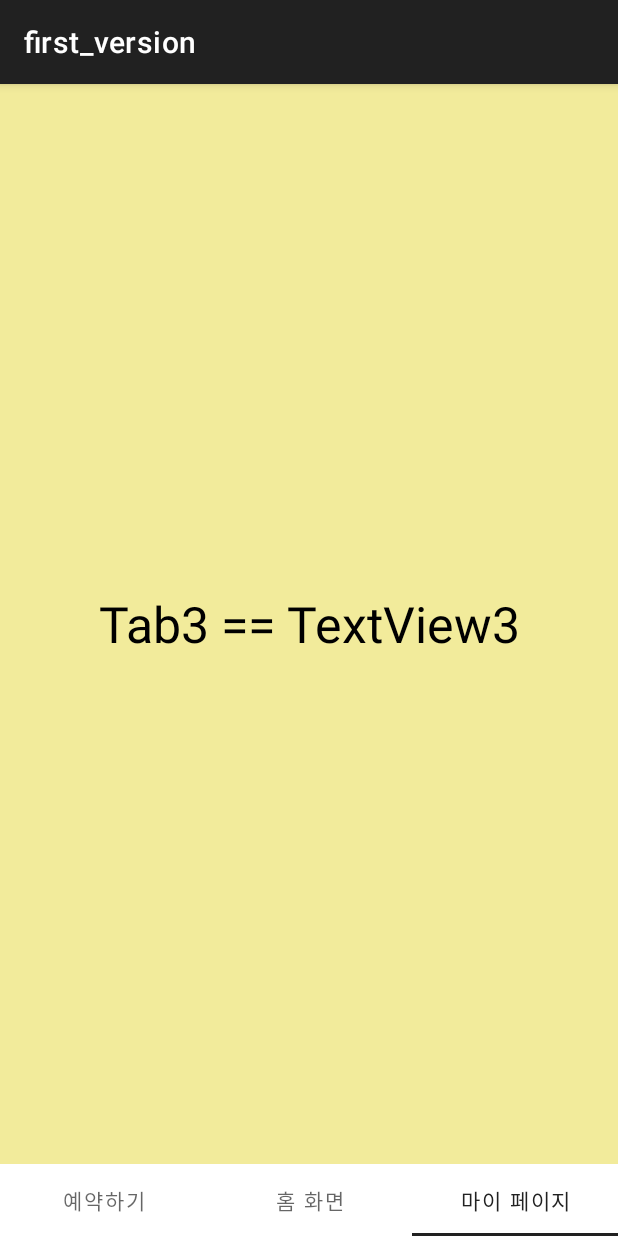
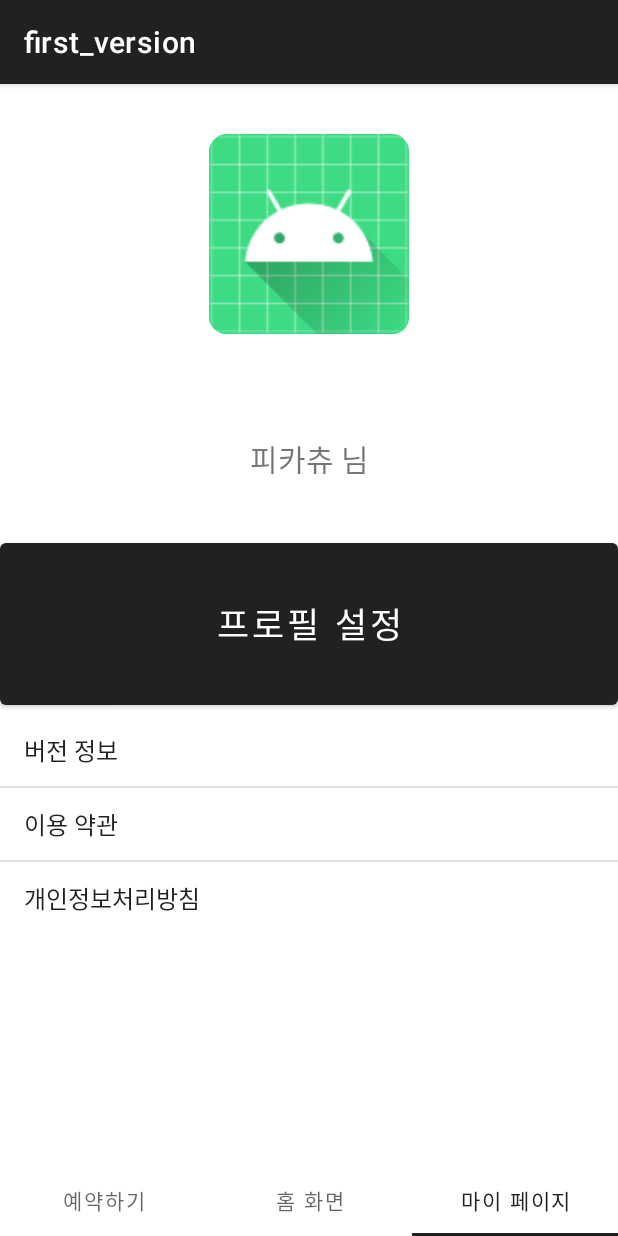
Before and after one commit to hyunseo0520/NODAPZ, an Android app: the screen it shows after launch (MainActivity), item 3 of the bottom bar chosen, on a phone screen of 412 x 824 dp. Run offline under Robolectric (Android 15) with nearby library versions, the light colour scheme and no system bars.

Commit message:
mypage list completed

```diff
--- a/app/src/main/java/com/example/trip_project/Fragment3.java
+++ b/app/src/main/java/com/example/trip_project/Fragment3.java
@@ -1,19 +1,43 @@
 package com.example.trip_project;
+import android.os.Bundle;
 
-import android.os.Bundle;
+import androidx.fragment.app.Fragment;
+
 import android.view.LayoutInflater;
 import android.view.View;
 import android.view.ViewGroup;
+import android.widget.ArrayAdapter;
+import android.widget.ListView;
 
-import androidx.annotation.NonNull;
-import androidx.annotation.Nullable;
-import androidx.fragment.app.Fragment;
+import java.util.List;
 
+/**
+ * A simple {@link Fragment} subclass.
+ */
 public class Fragment3 extends Fragment {
-    @Nullable
+
+
+    public Fragment3() {
+        // Required empty public constructor
+    }
+
     @Override
-    public View onCreateView(@NonNull LayoutInflater inflater, @Nullable ViewGroup container, @Nullable Bundle savedInstanceState) {
-        View view = inflater.inflate(R.layout.tab_frame3,container,false);
+    public View onCreateView(LayoutInflater inflater, ViewGroup container,
+                             Bundle savedInstanceState) {
+        // LayoutInflater 사용해 Resource Layout을 View로 변환해준 후 findViewById() 호출
+        // Inflate the layout for this fragment
+        View view = inflater.inflate(R.layout.tab_frame3, container, false);
+
+        // ListView 아이템에 표시될 사용자 테이터 정의
+        String[] menuItems = {"버전 정보", "이용 약관", "개인정보처리방침"};
+
+        ListView listView = (ListView) view.findViewById(R.id.mypageListview);
+        // 데이터 입력받을 Adapter 생성
+        // fragment에서는 'this' 사용이 불가하므로, Activity의 참조 획득이 가능한 getActivity()함수 사용
+        ArrayAdapter<String> listViewAdapter = new ArrayAdapter<String>(getActivity(), android.R.layout.simple_list_item_1, menuItems);
+
+        listView.setAdapter(listViewAdapter);
+
         return view;
     }
 }
--- a/app/src/main/res/layout/tab_frame3.xml
+++ b/app/src/main/res/layout/tab_frame3.xml
@@ -1,19 +1,45 @@
 <?xml version="1.0" encoding="utf-8"?>
 <LinearLayout
     xmlns:android="http://schemas.android.com/apk/res/android"
-    android:id="@+id/frame3"
     android:layout_width="match_parent"
     android:layout_height="match_parent"
-    android:orientation="vertical"
-    android:background="#f2eb9b">
+    android:orientation="vertical">
+
+
+    <ImageView
+        android:id="@+id/imageView2"
+        android:layout_width="200sp"
+        android:layout_height="200sp"
+        android:layout_gravity="center"
+        android:paddingTop="15pt"
+        android:paddingBottom="15pt"
+        android:src="@mipmap/ic_launcher" />
 
     <TextView
-        android:id="@+id/textView3"
+        android:id="@+id/textView4"
         android:layout_width="match_parent"
-        android:layout_height="match_parent"
-        android:layout_weight="1"
+        android:layout_height="100sp"
+        android:textSize="20dp"
         android:gravity="center"
-        android:textSize="50px"
-        android:textColor="@color/black"
-        android:text="Tab3 == TextView3" />
+        android:text="@string/nav_header_title" />
+
+    <Button
+        android:id="@+id/btnEditProfile"
+        android:layout_width="match_parent"
+        android:layout_height="120sp"
+        android:textSize="23sp"
+        android:text="프로필 설정" />
+
+
+    <FrameLayout
+        android:layout_width="match_parent"
+        android:layout_height="match_parent">
+
+        <ListView
+            android:id="@+id/mypageListview"
+            android:layout_width="match_parent"
+            android:layout_height="wrap_content" />
+
+    </FrameLayout>
+
 </LinearLayout>
```
